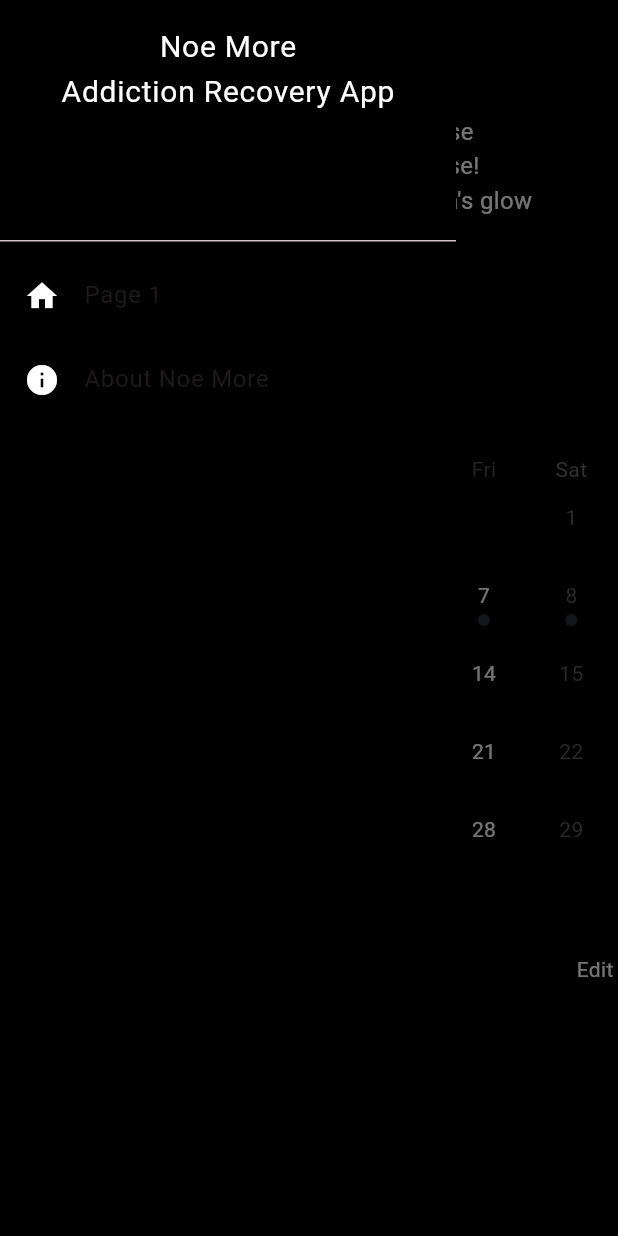
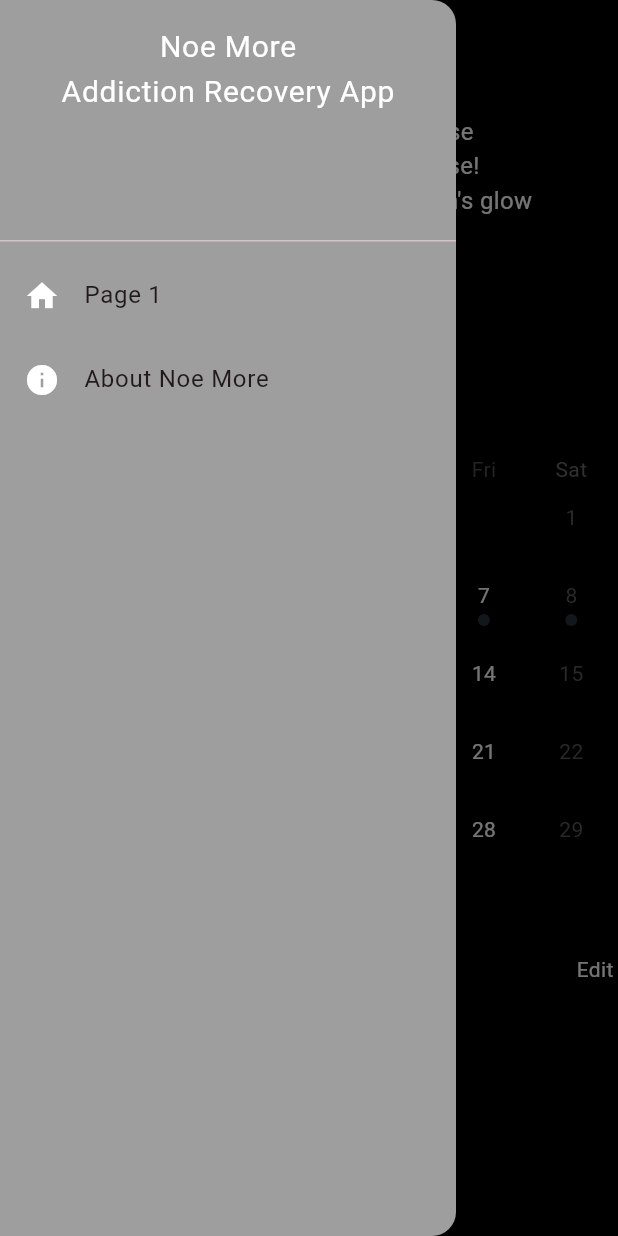
Before and after one commit to matt0681/Addiction-Recovery-App, a Flutter app: the screen it shows after launch, with the side drawer open, on a phone screen of 412 x 824 dp. Run offline on Flutter 3.47's test engine with Material 2 defaults, Android fonts, the phone set to English and light mode, and no system bars; drawn by our look-alikes of table_calendar; our stand-ins replace flutter_native_splash.

Commit message:
Updated some of the theme code.

```diff
--- a/lib/main.dart
+++ b/lib/main.dart
@@ -40,6 +40,12 @@ class MyApp extends StatelessWidget {
           useMaterial3: true,
           colorScheme: ColorScheme.fromSeed(seedColor: Colors.black),
           textTheme: Typography.whiteCupertino,
+          // drawerTheme: DrawerThemeData(
+          //   backgroundColor: Colors.black87,
+          // ),
+          // appBarTheme: AppBarTheme(
+          //   backgroundColor: Colors.blue,
+          // ),
         ),
         home: MyHomePage(),
         // home: InitialPage(),
--- a/lib/screens/home_page.dart
+++ b/lib/screens/home_page.dart
@@ -11,7 +11,6 @@ class MyHomePage extends StatefulWidget {
 class _MyHomePageState extends State<MyHomePage> {
   @override
   Widget build(BuildContext context) {
-
     // This widget variable holds information for the about page popup.
     final List<Widget> aboutBoxChildren = <Widget>[
       const SizedBox(height: 24),
@@ -40,7 +39,7 @@ class _MyHomePageState extends State<MyHomePage> {
 
 
       drawer: Drawer(
-        backgroundColor: Colors.black,
+        backgroundColor: Colors.grey,
         child: ListView(
           // Important: Remove any padding from listview.
           padding: EdgeInsets.zero,
```
